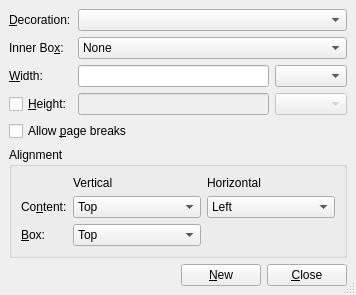
cburschka/lyx, file src/frontends/qt4/ui/BoxUi.ui: the form before one commit.
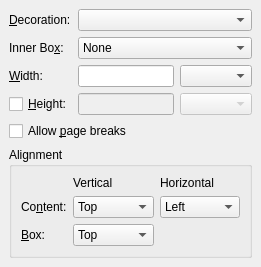
The form after the commit. Custom widgets are drawn as their Qt base class.

Commit message: Attempt to simplify as much as possible Inset parameter dialog creation. We now just need an ui file and a class that inherits InsetParamsWidget and implement 4 methods. Then InsetParamsDialog will take care of the rest. InsetParamsDialog has 2 running mode: "immediate apply" and "Restore/OK/Close" which is the default; I hope this is enough to satisfy all users. The checkbox status might be saved later in session settings.

```diff
--- a/src/frontends/qt4/ui/BoxUi.ui
+++ b/src/frontends/qt4/ui/BoxUi.ui
@@ -1,18 +1,18 @@
 <ui version="4.0">
  <class>BoxUi</class>
- <widget class="QDialog" name="BoxUi">
+ <widget class="QWidget" name="BoxUi">
   <property name="geometry">
    <rect>
     <x>0</x>
     <y>0</y>
-    <width>356</width>
-    <height>288</height>
+    <width>261</width>
+    <height>245</height>
    </rect>
   </property>
   <property name="windowTitle">
    <string/>
   </property>
-  <property name="sizeGripEnabled">
+  <property name="sizeGripEnabled" stdset="0">
    <bool>true</bool>
   </property>
   <layout class="QGridLayout">
@@ -181,61 +181,6 @@
      </layout>
     </widget>
    </item>
-   <item row="6" column="0" colspan="3">
-    <layout class="QHBoxLayout">
-     <property name="spacing">
-      <number>6</number>
-     </property>
-     <property name="margin">
-      <number>0</number>
-     </property>
-     <item>
-      <spacer>
-       <property name="orientation">
-        <enum>Qt::Horizontal</enum>
-       </property>
-       <property name="sizeType">
-        <enum>QSizePolicy::Expanding</enum>
-       </property>
-       <property name="sizeHint" stdset="0">
-        <size>
-         <width>20</width>
-         <height>20</height>
-        </size>
-       </property>
-      </spacer>
-     </item>
-     <item>
-      <widget class="QPushButton" name="newPB">
-       <property name="toolTip">
-        <string/>
-       </property>
-       <property name="text">
-        <string>&amp;New</string>
-       </property>
-       <property name="autoDefault">
-        <bool>false</bool>
-       </property>
-       <property name="default">
-        <bool>false</bool>
-       </property>
-      </widget>
-     </item>
-     <item>
-      <widget class="QPushButton" name="closePB">
-       <property name="text">
-        <string>&amp;Close</string>
-       </property>
-       <property name="autoDefault">
-        <bool>false</bool>
-       </property>
-       <property name="default">
-        <bool>false</bool>
-       </property>
-      </widget>
-     </item>
-    </layout>
-   </item>
    <item row="3" column="2">
     <widget class="LengthCombo" name="heightUnitsLC">
      <property name="enabled">
```
Left out of the diff: 3 changed lines with no effect on the pictures. The commit also changes 27 other files.
